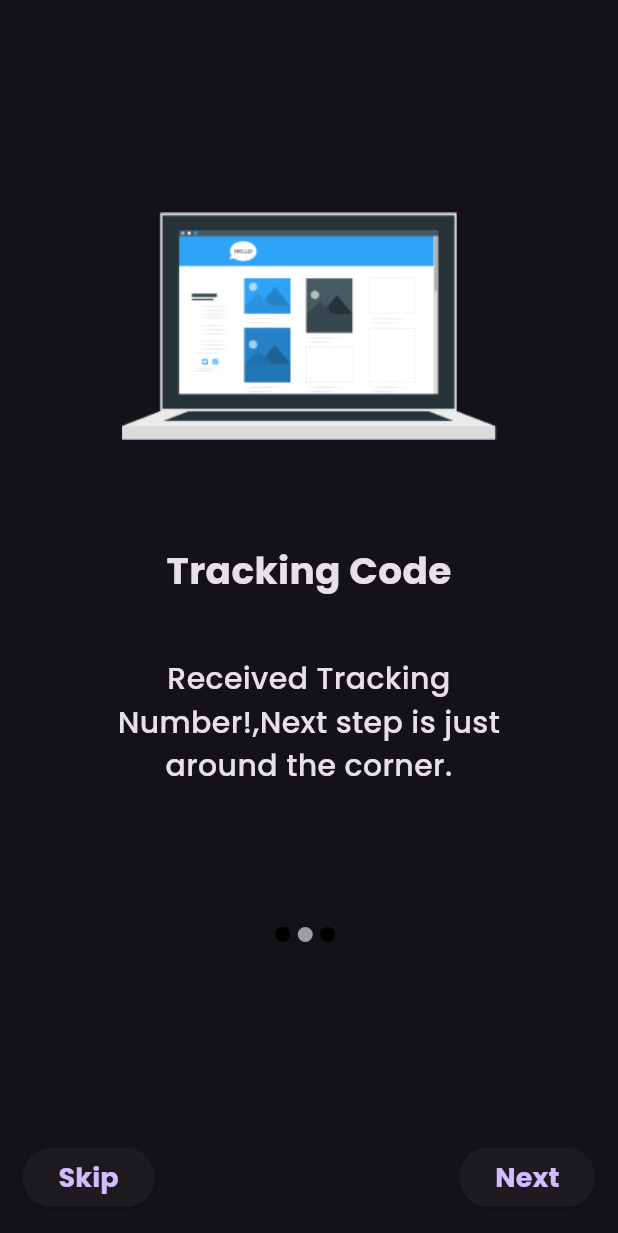
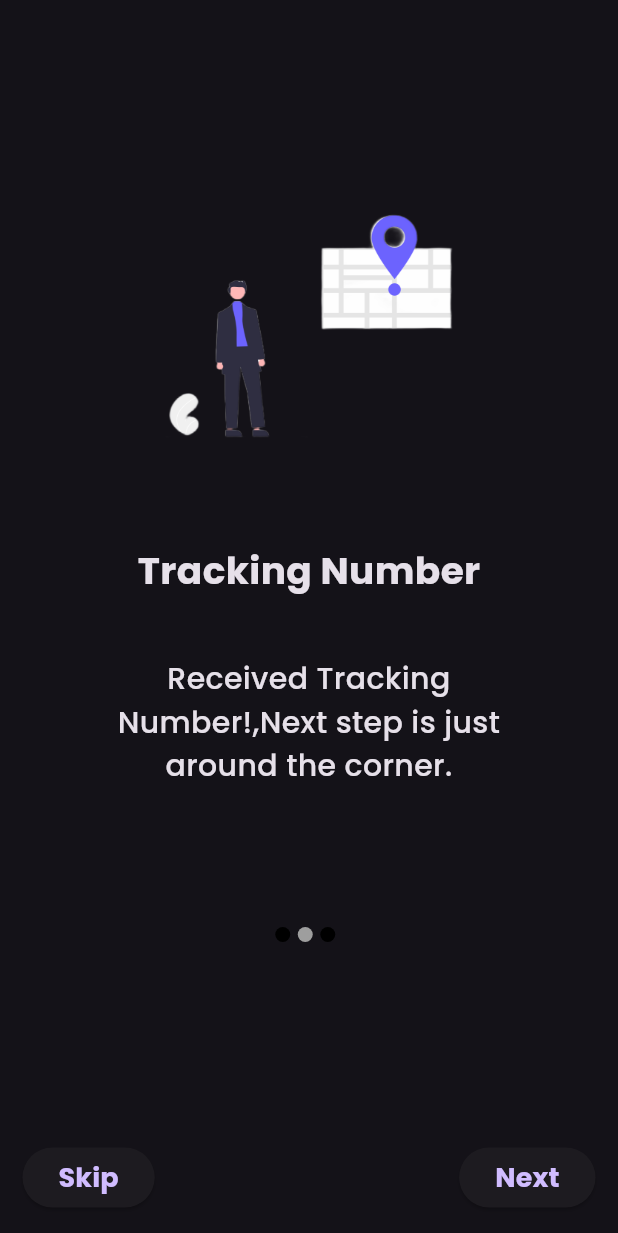
Before and after one commit to BreezyWeezy15/TrackingAppFlutter, a Flutter app: the screen it shows after launch, swiped to page 2, on a phone screen of 412 x 824 dp. Shown: the top 1233 px of the screen. Run offline on Flutter 3.47's test engine with Material 3 defaults, Android fonts, the phone set to English and light mode, and no system bars; our stand-ins replace bloc, dio, drift, flutter_bloc, flutter_spinkit, fluttertoast and 3 more; missing offline and left inert: another_stepper, country_flags; accounts and stored records are empty; generated files the repository leaves out were written again.

Commit message:
new changes

```diff
--- a/lib/ui/intro_page.dart
+++ b/lib/ui/intro_page.dart
@@ -13,13 +13,13 @@ class IntroPage extends StatefulWidget {
 class _IntroPageState extends State<IntroPage> {
   final PageController _pageController = PageController();
   final List<String> _images = [
-    "assets/images/device.png",
-    "assets/images/device.png",
-    "assets/images/device.png",
+    "assets/images/purchase.png",
+    "assets/images/number.png",
+    "assets/images/shipment.png",
   ];
   final List<String> _titles = [
     "Buy An Item",
-    "Tracking Code",
+    "Tracking Number",
     "Track Shipment"
   ];
   final List<String> _description = [
```
Also changed, not shown: lib/extra.dart (+9 -1 lines), lib/ui/details_page.dart (+22 -3 lines), lib/ui/track_page.dart (+3 -10 lines), assets/images/number.png (added), assets/images/purchase.png (added), assets/images/shipment.png (added).
